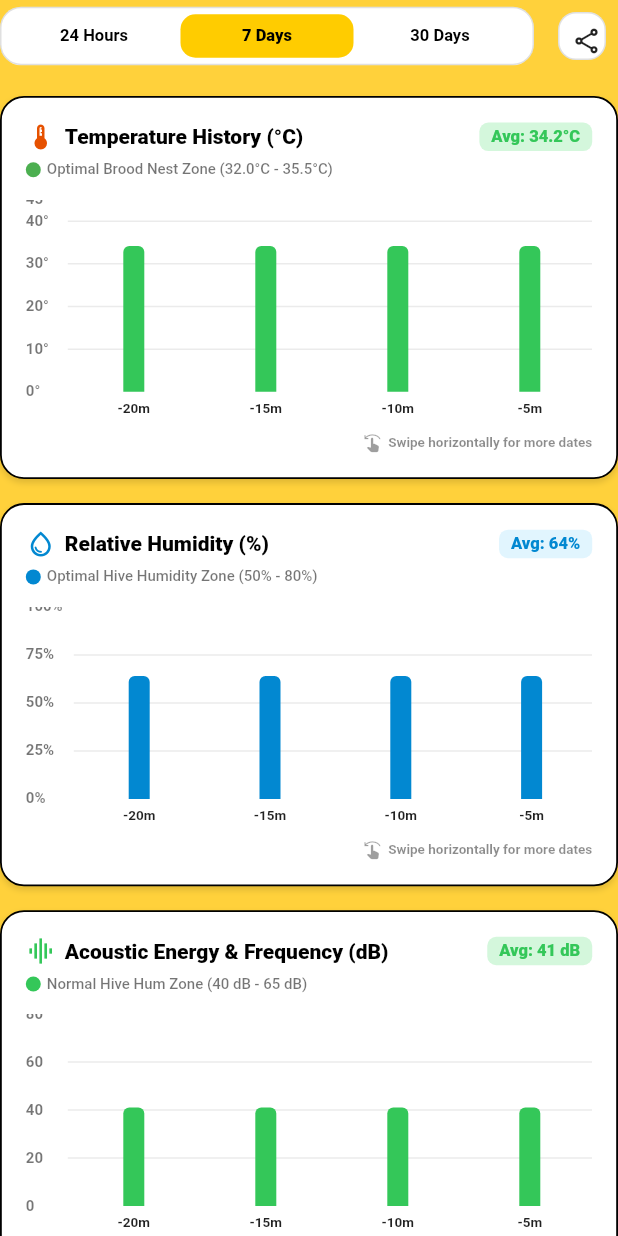
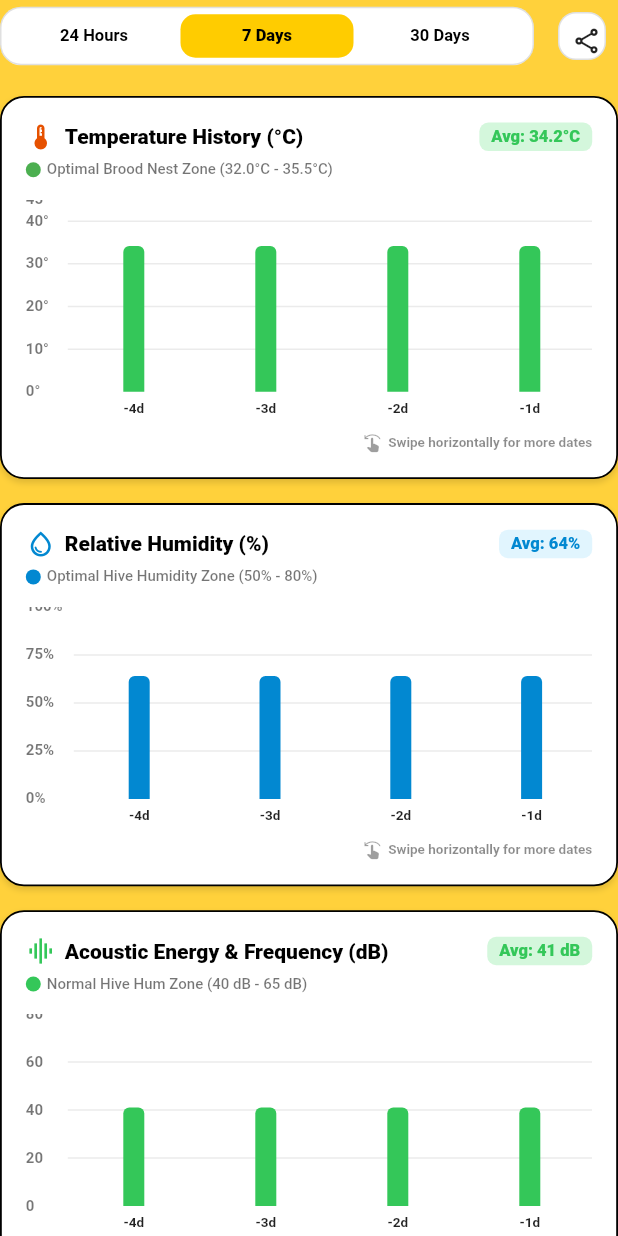
Before and after one commit to jajas-hcdc/BeeWare-CAPSTONE, a Flutter app: the InteractiveHistoryView widget shown alone on an empty page, opened directly with sample values from the repository, on a phone screen of 412 x 824 dp. Run offline on Flutter 3.47's test engine with Material 3 defaults, Android fonts, the phone set to English and light mode, and no system bars; drawn by our look-alikes of fl_chart; our stand-ins replace cloud_firestore, firebase_auth, firebase_core, firebase_messaging, geolocator, image_picker and 3 more; missing offline and left inert: flutter_sound, mobile_scanner, tflite_flutter; accounts and stored records are empty; network calls fail.

Commit message:
feat: timeframe-aware chart labels - 24H shows hours, 7D shows days, 30D shows weeks

```diff
--- a/lib/widgets/interactive_history_charts.dart
+++ b/lib/widgets/interactive_history_charts.dart
@@ -93,10 +93,34 @@ class _InteractiveHistoryViewState extends State<InteractiveHistoryView> {
     return [];
   }
 
+  /// Generate a step-back label for the given [stepsAgo] based on timeframe.
+  /// timeframe 0 = 24H (hours), 1 = 7D (days), 2 = 30D (days/weeks).
+  String _stepLabel(int stepsAgo, int timeframe) {
+    if (timeframe == 0) {
+      // 24 Hours — step in hours
+      return '-${stepsAgo}h';
+    } else if (timeframe == 1) {
+      // 7 Days — step in days
+      return '-${stepsAgo}d';
+    } else {
+      // 30 Days — step in weeks if >= 7, else days
+      final days = stepsAgo * 7;
+      return days >= 7 ? '-${stepsAgo}w' : '-${stepsAgo}d';
+    }
+  }
+
+  String _latestLabel(int timeframe) {
+    if (timeframe == 0) return 'Now';
+    return 'Today';
+  }
+
   ({List<double> values, List<String> dates}) _prepareChartData(
     List<double> rawValues,
-    List<String> rawDates,
-  ) {
+    List<String> rawDates, {
+    int? timeframe,
+  }) {
+    final tf = timeframe ?? _selectedTimeframe;
+
     if (rawValues.isEmpty) {
       return (values: <double>[], dates: <String>[]);
     }
@@ -107,7 +131,7 @@ class _InteractiveHistoryViewState extends State<InteractiveHistoryView> {
 
     if (firstValid == -1) {
       cleanValues = [rawValues.last];
-      cleanDates = rawDates.isNotEmpty ? [rawDates.last] : ['Live'];
+      cleanDates = rawDates.isNotEmpty ? [rawDates.last] : [_latestLabel(tf)];
     } else {
       cleanValues = rawValues.sublist(firstValid);
       if (rawDates.length == rawValues.length) {
@@ -123,36 +147,43 @@ class _InteractiveHistoryViewState extends State<InteractiveHistoryView> {
     if (targetLen == 1) {
       // Pad single reading to 5 bars so the chart is scrollable
       final val = cleanValues[0];
-      final label = cleanDates.isNotEmpty ? cleanDates.last : 'Just now';
+      final label = cleanDates.isNotEmpty ? cleanDates.last : _latestLabel(tf);
       cleanValues = [val, val, val, val, val];
-      alignedDates = ['-20m', '-15m', '-10m', '-5m', label];
+      alignedDates = [
+        _stepLabel(4, tf),
+        _stepLabel(3, tf),
+        _stepLabel(2, tf),
+        _stepLabel(1, tf),
+        label,
+      ];
     } else if (targetLen <= 3) {
       // Pad small sets to at least 5 bars for consistent scrolling
       final padCount = 5 - targetLen;
       final padValues = List<double>.filled(padCount, cleanValues.first);
       cleanValues = [...padValues, ...cleanValues];
       final padDates = List.generate(padCount, (i) {
-        final minsAgo = (padCount - i + targetLen - 1) * 5;
-        return minsAgo < 60 ? '-${minsAgo}m' : '-${minsAgo ~/ 60}h';
+        final stepsAgo = padCount - i + targetLen - 1;
+        return _stepLabel(stepsAgo, tf);
       });
-      alignedDates = [...padDates, ...List<String>.from(cleanDates.length == targetLen ? cleanDates : [for (int i = 0; i < targetLen; i++) i == targetLen - 1 ? (cleanDates.isNotEmpty ? cleanDates.last : 'Just now') : '-${(targetLen - 1 - i) * 5}m'])];
+      // Build real dates for the existing values
+      final realDates = cleanDates.length == targetLen
+          ? List<String>.from(cleanDates)
+          : List.generate(targetLen, (i) =>
+              i == targetLen - 1
+                  ? (cleanDates.isNotEmpty ? cleanDates.last : _latestLabel(tf))
+                  : _stepLabel(targetLen - 1 - i, tf));
+      alignedDates = [...padDates, ...realDates];
     } else if (cleanDates.length == targetLen) {
       alignedDates = List<String>.from(cleanDates);
     } else if (cleanDates.length > targetLen) {
       alignedDates = cleanDates.sublist(cleanDates.length - targetLen);
     } else {
       alignedDates = List<String>.filled(targetLen, '');
-      final latest = cleanDates.isNotEmpty ? cleanDates.last : 'Live';
+      final latest = cleanDates.isNotEmpty ? cleanDates.last : _latestLabel(tf);
       alignedDates[targetLen - 1] = latest;
       for (int i = targetLen - 2; i >= 0; i--) {
         final stepsAgo = targetLen - 1 - i;
-        final minsAgo = stepsAgo * 5;
-        if (minsAgo < 60) {
-          alignedDates[i] = '-${minsAgo}m';
-        } else {
-          final hrs = minsAgo ~/ 60;
-          alignedDates[i] = '-${hrs}h';
-        }
+        alignedDates[i] = _stepLabel(stepsAgo, tf);
       }
     }
 
```
